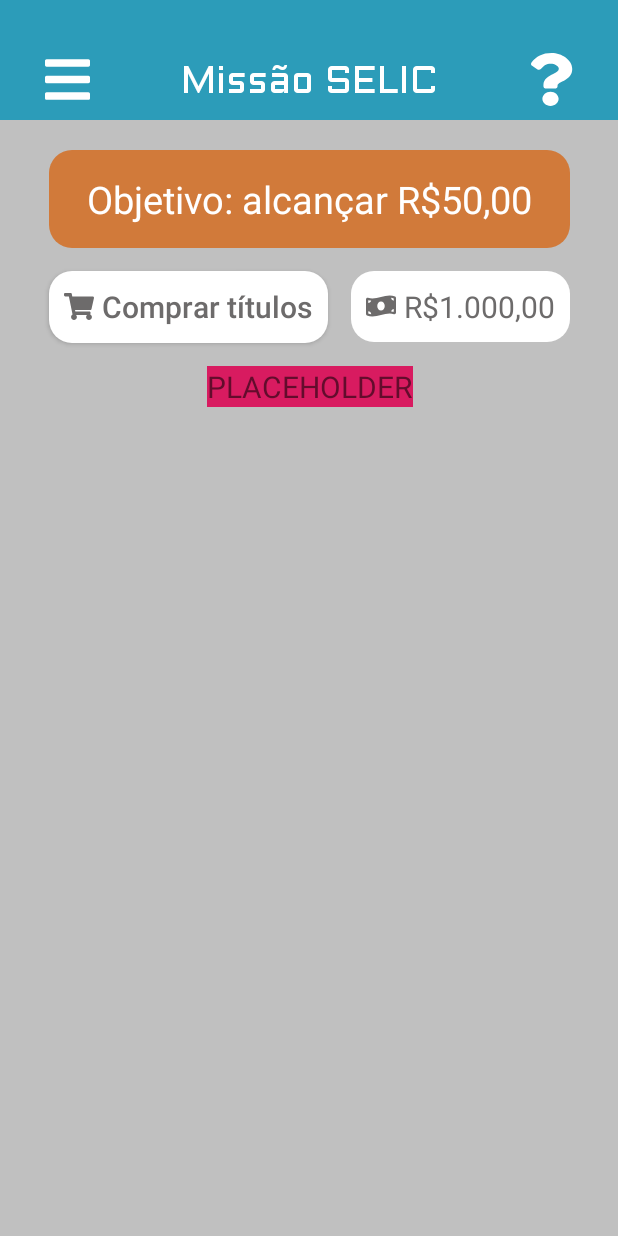
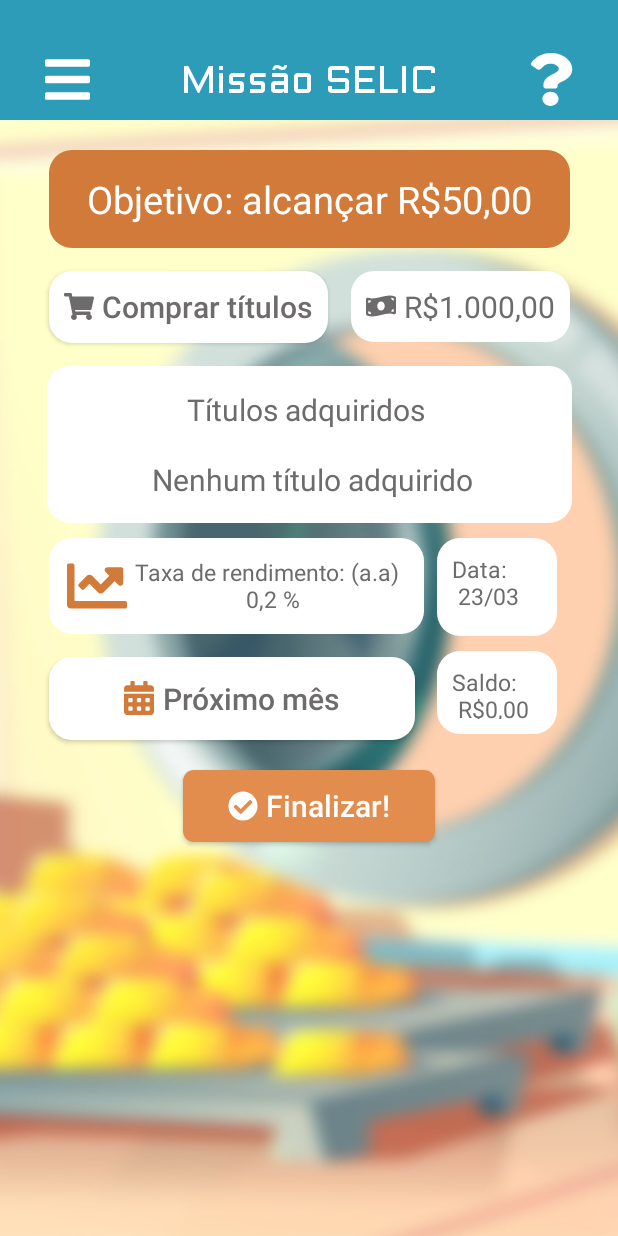
Before and after one commit to IsabelleCoelho/PlayMoney_IoasysCAMP, an Android app: the HomePage screen opened directly, with no data from a screen before it, on a phone screen of 412 x 824 dp. Run offline under Robolectric (Android 15) with nearby library versions, the phone set to English and light mode, and no system bars; Roboto replaces fonts that are not available here.

Commit message:
Finalizada a tela principal do jogo.

```diff
--- /dev/null
+++ b/app/src/main/res/drawable/editext_background.xml
@@ -0,0 +1,12 @@
+<?xml version="1.0" encoding="utf-8"?>
+<shape xmlns:android="http://schemas.android.com/apk/res/android">
+
+    <!-- Background Color -->
+    <solid android:color="@color/white_app" />
+
+    <!-- Border Color -->
+    <stroke android:width="1dp" android:color="@color/gray_app" />
+
+    <!-- Round Corners -->
+    <corners android:radius="2dp" />
+</shape>
--- a/app/src/main/res/drawable/ic_chart_line.xml
+++ b/app/src/main/res/drawable/ic_chart_line.xml
@@ -1,4 +1,4 @@
-<vector android:height="30dp" android:viewportHeight="512"
-    android:viewportWidth="512" android:width="30dp" xmlns:android="http://schemas.android.com/apk/res/android">
+<vector android:height="40dp" android:viewportHeight="512"
+    android:viewportWidth="512" android:width="40dp" xmlns:android="http://schemas.android.com/apk/res/android">
     <path android:fillColor="#FF000000" android:pathData="M496,384H64V80c0,-8.84 -7.16,-16 -16,-16H16C7.16,64 0,71.16 0,80v336c0,17.67 14.33,32 32,32h464c8.84,0 16,-7.16 16,-16v-32c0,-8.84 -7.16,-16 -16,-16zM464,96H345.94c-21.38,0 -32.09,25.85 -16.97,40.97l32.4,32.4L288,242.75l-73.37,-73.37c-12.5,-12.5 -32.76,-12.5 -45.25,0l-68.69,68.69c-6.25,6.25 -6.25,16.38 0,22.63l22.62,22.62c6.25,6.25 16.38,6.25 22.63,0L192,237.25l73.37,73.37c12.5,12.5 32.76,12.5 45.25,0l96,-96 32.4,32.4c15.12,15.12 40.97,4.41 40.97,-16.97V112c0.01,-8.84 -7.15,-16 -15.99,-16z"/>
 </vector>
--- a/app/src/main/res/layout/activity_home_page.xml
+++ b/app/src/main/res/layout/activity_home_page.xml
@@ -6,7 +6,7 @@
     android:layout_width="match_parent"
     android:layout_height="match_parent"
     android:orientation="vertical"
-    android:background="@color/gray_app">
+    android:background="@drawable/fundo">
 
     <androidx.appcompat.widget.Toolbar
         android:id="@+id/mToolbar"
@@ -113,17 +113,118 @@
         />
 
     <TextView
-        android:layout_width="wrap_content"
+        android:id="@+id/BoughtTittles"
+        android:layout_width="350dp"
         android:layout_height="wrap_content"
-        android:text="PLACEHOLDER"
-        android:background="@color/colorAccent"
+        android:text="Títulos adquiridos \n \n Nenhum título adquirido"
+        android:textAlignment="center"
+        android:paddingVertical="15dp"
+        android:paddingHorizontal="65dp"
+        android:background="@drawable/white_background"
         app:layout_constraintTop_toBottomOf="@id/ButtonTittleBuying"
         app:layout_constraintRight_toRightOf="@+id/Objective"
         app:layout_constraintLeft_toLeftOf="@+id/Objective"
+        android:textColor="@color/game_gray_app"
         android:layout_margin="15dp"
         android:textSize="20dp"
         />
 
+    <View
+        android:layout_width="350dp"
+        android:layout_height="2dp"
+        android:background="@color/game_gray_app"
+        app:layout_constraintLeft_toRightOf="@id/BoughtTittles"
+        app:layout_constraintRight_toLeftOf="@id/BoughtTittles"
+        app:layout_constraintTop_toTopOf="@id/BoughtTittles"
+        app:layout_constraintBottom_toBottomOf="@id/BoughtTittles"
+        android:layout_marginBottom="25dp"
+        />
+
+    <TextView
+        android:id="@+id/Taxes"
+        android:layout_width="wrap_content"
+        android:layout_height="wrap_content"
+        app:layout_constraintTop_toBottomOf="@+id/BoughtTittles"
+        app:layout_constraintLeft_toLeftOf="@+id/ButtonTittleBuying"
+        android:textColor="@color/game_gray_app"
+        android:text="Taxa de rendimento: (a.a) \n 0,2 %"
+        android:textSize="15dp"
+        android:textAlignment="center"
+        android:layout_marginTop="10dp"
+        android:background="@drawable/white_background"
+        android:drawableLeft="@drawable/ic_chart_line"
+        android:drawablePadding="5dp"
+        android:drawableTint="@color/dark_orange_app"
+        android:padding="12dp"
+        />
+
+    <TextView
+        android:id="@+id/Date"
+        android:layout_width="80dp"
+        android:layout_height="65dp"
+        app:layout_constraintTop_toBottomOf="@+id/BoughtTittles"
+        app:layout_constraintRight_toRightOf="@+id/MoneyPerMonth"
+        app:layout_constraintLeft_toRightOf="@id/Taxes"
+        android:textColor="@color/game_gray_app"
+        android:text="Data: \n 23/03"
+        android:textSize="15dp"
+        android:layout_marginTop="10dp"
+        android:background="@drawable/white_background"
+        android:padding="10dp"
+        />
+
+    <Button
+        android:id="@+id/ButtonNextMonth"
+        android:layout_width="wrap_content"
+        android:layout_height="55dp"
+        app:layout_constraintTop_toBottomOf="@+id/Taxes"
+        app:layout_constraintLeft_toLeftOf="@+id/Taxes"
+        android:text="Próximo mês"
+        android:textSize="20dp"
+        android:drawableLeft="@drawable/ic_calendar"
+        android:drawableTint="@color/dark_orange_app"
+        android:drawablePadding="5dp"
+        android:textColor="@color/game_gray_app"
+        android:background="@drawable/white_background"
+        android:layout_marginTop="15dp"
+        android:paddingVertical="10dp"
+        android:paddingHorizontal="50dp"
+        android:textAllCaps="false"
+        />
+
+    <TextView
+        android:id="@+id/Balance"
+        android:layout_width="80dp"
+        android:layout_height="55dp"
+        app:layout_constraintTop_toBottomOf="@+id/Date"
+        app:layout_constraintRight_toRightOf="@+id/MoneyPerMonth"
+        app:layout_constraintLeft_toRightOf="@id/Taxes"
+        android:textColor="@color/game_gray_app"
+        android:text="Saldo: \n R$0,00"
+        android:textSize="15dp"
+        android:layout_marginTop="10dp"
+        android:background="@drawable/white_background"
+        android:padding="10dp"
+        />
+
+    <Button
+        android:layout_width="wrap_content"
+        android:layout_height="wrap_content"
+        app:layout_constraintTop_toBottomOf="@id/ButtonNextMonth"
+        app:layout_constraintLeft_toLeftOf="parent"
+        app:layout_constraintRight_toRightOf="parent"
+        android:background="@drawable/finish_button"
+        android:text="Finalizar!"
+        android:textAllCaps="false"
+        android:drawableLeft="@drawable/ic_check_circle"
+        android:drawableTint="@color/white_app"
+        android:textColor="@color/white_app"
+        android:textSize="20dp"
+        android:paddingVertical="5dp"
+        android:paddingHorizontal="30dp"
+        android:drawablePadding="5dp"
+        android:layout_marginTop="20dp"
+        />
 
 
 </androidx.constraintlayout.widget.ConstraintLayout>
--- a/app/src/main/res/layout/activity_main.xml
+++ b/app/src/main/res/layout/activity_main.xml
@@ -5,7 +5,7 @@
     android:layout_width="match_parent"
     android:layout_height="match_parent"
     tools:context=".MainActivity"
-    android:background="@color/gray_app">
+    android:background="@drawable/fundo">
 
     <ImageView
         android:id="@+id/LogoApp"
@@ -74,10 +74,25 @@
         app:layout_constraintTop_toBottomOf="@id/PasswordInput" />
 
     <Button
+        android:id="@+id/ButtonCreateAccount"
+        android:text="Cadastre-se"
+        android:textColor="@color/blue_app"
+        android:layout_height="wrap_content"
+        android:layout_width="wrap_content"
+        android:textStyle="bold"
+        android:textSize="25dp"
+        app:layout_constraintRight_toRightOf="@id/PasswordInput"
+        app:layout_constraintLeft_toLeftOf="@id/PasswordInput"
+        app:layout_constraintTop_toBottomOf="@id/ButtonForgotPassword"
+        android:textAlignment="center"
+        android:layout_marginTop="15dp"
+        style="@style/ButtonInvisibleStyle"/>
+
+    <Button
         android:id="@+id/ButtonLogin"
         android:layout_width="200dp"
         android:layout_height="48dp"
-        android:layout_margin="25dp"
+        android:layout_margin="20dp"
         android:background="@drawable/rounded_button"
         android:text="Login"
         android:fontFamily="@font/aldrich"
@@ -87,22 +102,8 @@
         android:textStyle="bold"
         app:layout_constraintLeft_toLeftOf="parent"
         app:layout_constraintRight_toRightOf="parent"
-        app:layout_constraintTop_toBottomOf="@id/ButtonForgotPassword"
+        app:layout_constraintTop_toBottomOf="@id/ButtonCreateAccount"
         android:textAllCaps="false"/>
-
-    <Button
-        android:id="@+id/ButtonCreateAccount"
-        android:text="Cadastre-se"
-        android:textColor="@color/blue_app"
-        android:textStyle="bold"
-        android:textSize="25sp"
-        app:layout_constraintRight_toRightOf="@id/PasswordInput"
-        app:layout_constraintLeft_toLeftOf="@id/PasswordInput"
-        app:layout_constraintTop_toBottomOf="@id/ButtonLogin"
-        android:textAlignment="center"
-        android:layout_marginTop="30dp"
-        style="@style/ButtonInvisibleStyle"/>
-
 
 
 
--- a/app/src/main/res/values/colors.xml
+++ b/app/src/main/res/values/colors.xml
@@ -15,4 +15,5 @@
     <color name="light_orange_app">#E28C4D</color>
     <color name="tint_grey_app">#8B242424</color>
     <color name="game_gray_app">#6D6B6B</color>
+    <color name="light_blue_app">#31AECE</color>
 </resources>
--- a/app/src/main/res/values/styles.xml
+++ b/app/src/main/res/values/styles.xml
@@ -23,7 +23,7 @@
         <item name="android:padding">12dp</item>
         <item name="android:layout_width">0dp</item>
         <item name="android:layout_height">wrap_content</item>
-        <item name="android:background">@color/white_app</item>
+        <item name="android:background">@drawable/editext_background</item>
         <item name="android:fontFamily">@font/aldrich</item>
         <item name="android:textColorHint">@color/tint_grey_app</item>
     </style>
```
Also changed, not shown: app/src/main/res/drawable/fundo.jpg (added).
